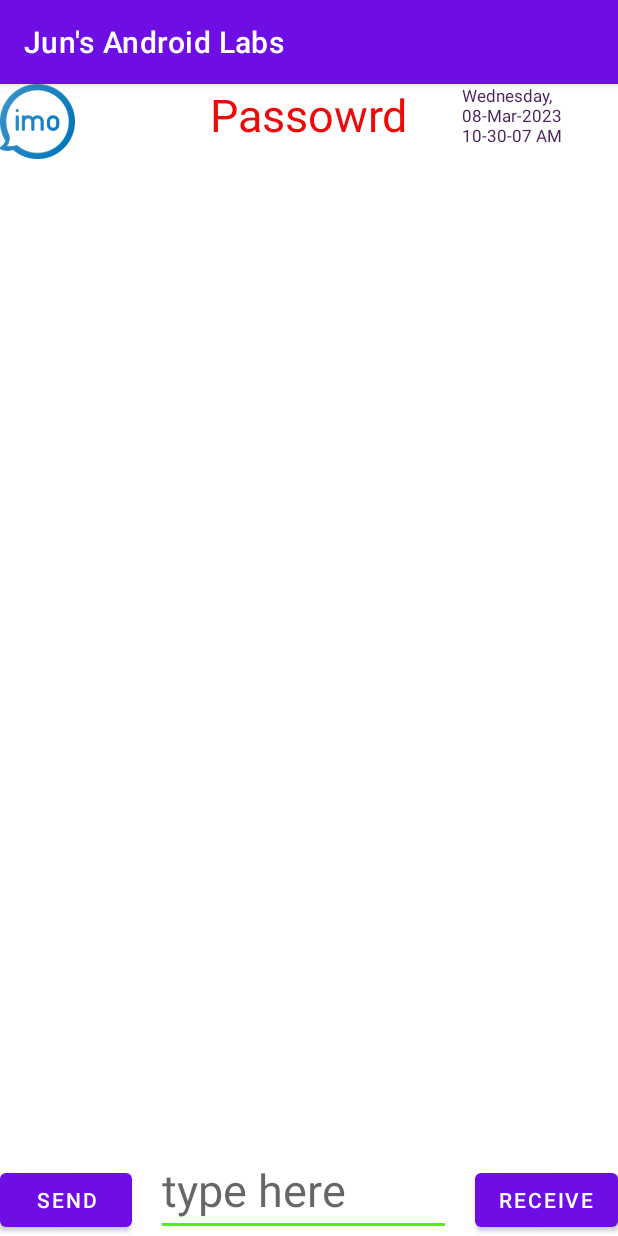
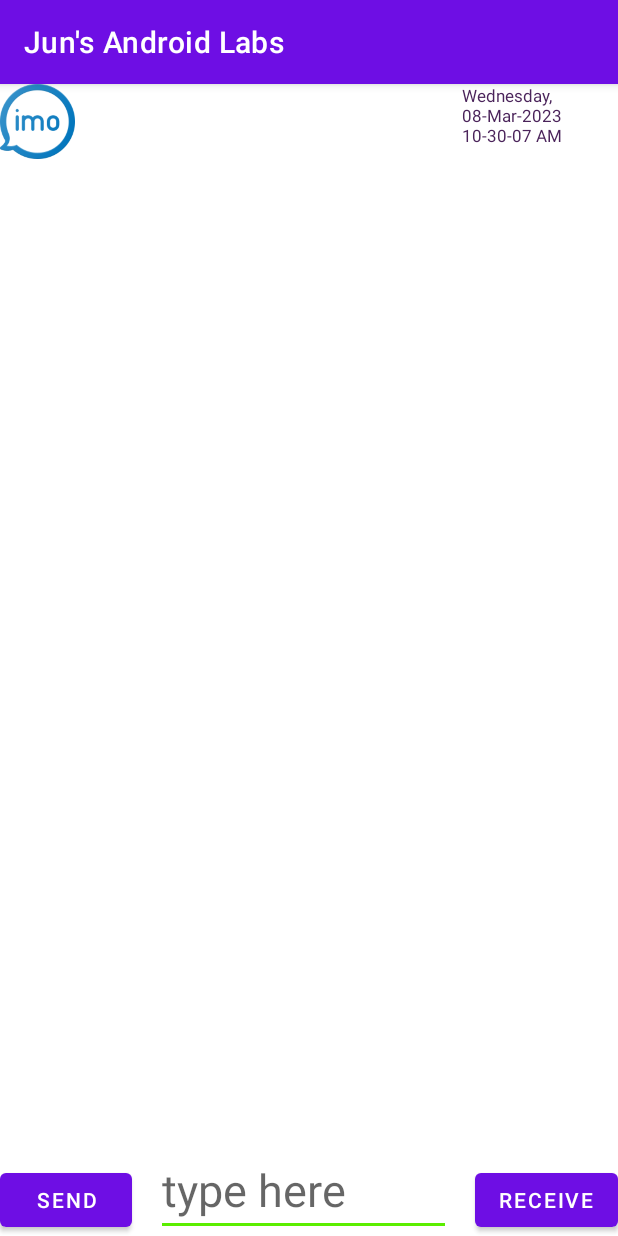
Before and after one commit to JunWan00036/Jun-Android-Labs, an Android app: the screen it shows after launch (ChatRoom), after a tap on "SEND", on a phone screen of 412 x 824 dp. Run offline under Robolectric (Android 15) with nearby library versions, the phone set to English and light mode, and no system bars.

Commit message:
Lab6, last, add rotation

```diff
--- /dev/null
+++ b/app/src/main/java/algonquin/cst2335/wan00036/chatRoom/ChatRoomViewModel.java
@@ -0,0 +1,12 @@
+package algonquin.cst2335.wan00036.chatRoom;
+
+import androidx.lifecycle.MutableLiveData;
+import androidx.lifecycle.ViewModel;
+
+import java.util.ArrayList;
+
+import algonquin.cst2335.wan00036.chatRoom.Data.ChatMessage;
+
+public class ChatRoomViewModel  extends ViewModel {
+    public MutableLiveData<ArrayList<ChatMessage>> messages = new MutableLiveData< >();
+}
--- a/app/src/main/res/layout/activity_chat_room.xml
+++ b/app/src/main/res/layout/activity_chat_room.xml
@@ -6,15 +6,7 @@
     android:layout_height="match_parent"
     tools:context=".MainActivity">
 
-    <TextView
-        android:id="@+id/textView"
-        android:layout_width="wrap_content"
-        android:layout_height="wrap_content"
-        android:text="@string/enterpassword"
-        android:textSize="30sp"
-        app:layout_constraintEnd_toEndOf="parent"
-        app:layout_constraintStart_toStartOf="parent"
-        app:layout_constraintTop_toTopOf="parent" />
+
 
     <EditText
         android:id="@+id/editText"
```
